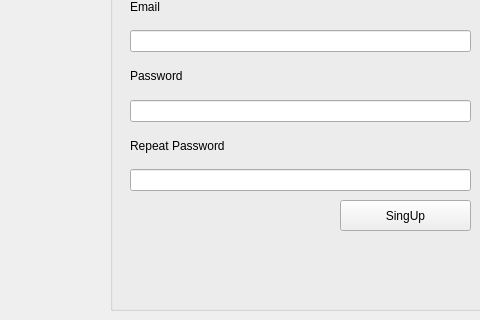
This is registrationdialog.ui in letol/shared-editor as Qt 5 draws it before an edit; both pictures show x 0 to 480 and y 580 to 900 of the 600 by 900 pixel window. The edited form follows.
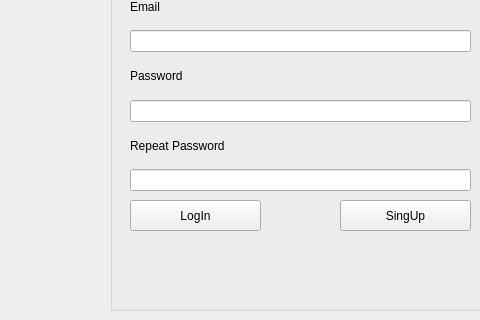
This is the edited form.

The edit to the form file:
```diff
--- a/registrationdialog.ui
+++ b/registrationdialog.ui
@@ -204,6 +204,19 @@
      <string/>
     </property>
    </widget>
+   <widget class="QPushButton" name="login_pushButton">
+    <property name="geometry">
+     <rect>
+      <x>20</x>
+      <y>770</y>
+      <width>131</width>
+      <height>31</height>
+     </rect>
+    </property>
+    <property name="text">
+     <string>LogIn</string>
+    </property>
+   </widget>
   </widget>
  </widget>
  <resources/>
```
